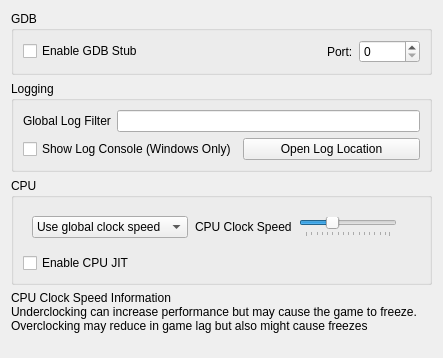
Before: the Qt Designer form src/citra_qt/configuration/configure_debug.ui in PabloMK7/citra, drawn with Qt 5.
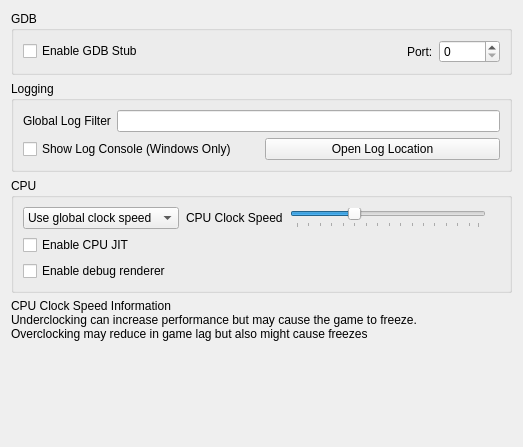
After: the same form once the commit is applied.

The edit to the form file:
```diff
--- a/src/citra_qt/configuration/configure_debug.ui
+++ b/src/citra_qt/configuration/configure_debug.ui
@@ -6,8 +6,8 @@
    <rect>
     <x>0</x>
     <y>0</y>
-    <width>443</width>
-    <height>358</height>
+    <width>523</width>
+    <height>447</height>
    </rect>
   </property>
   <property name="windowTitle">
@@ -112,12 +112,34 @@
       <string>CPU</string>
      </property>
      <layout class="QGridLayout" name="gridLayout_2">
+      <item row="2" column="0">
+       <widget class="QCheckBox" name="toggle_cpu_jit">
+        <property name="toolTip">
+         <string>&lt;html&gt;&lt;head/&gt;&lt;body&gt;&lt;p&gt;Enables the use of the ARM JIT compiler for emulating the 3DS CPUs. Don't disable unless for debugging purposes&lt;/p&gt;&lt;/body&gt;&lt;/html&gt;</string>
+        </property>
+        <property name="text">
+         <string>Enable CPU JIT</string>
+        </property>
+       </widget>
+      </item>
       <item row="1" column="0">
        <widget class="QWidget" name="clock_speed_widget" native="true">
         <layout class="QHBoxLayout" name="clock_speed_layout">
          <property name="spacing">
           <number>7</number>
          </property>
+         <property name="leftMargin">
+          <number>0</number>
+         </property>
+         <property name="topMargin">
+          <number>0</number>
+         </property>
+         <property name="rightMargin">
+          <number>0</number>
+         </property>
+         <property name="bottomMargin">
+          <number>0</number>
+         </property>
          <item>
           <widget class="QComboBox" name="clock_speed_combo">
            <item>
@@ -180,13 +202,10 @@
         </layout>
        </widget>
       </item>
-      <item row="2" column="0">
-       <widget class="QCheckBox" name="toggle_cpu_jit">
-        <property name="toolTip">
-         <string>&lt;html&gt;&lt;head/&gt;&lt;body&gt;&lt;p&gt;Enables the use of the ARM JIT compiler for emulating the 3DS CPUs. Don't disable unless for debugging purposes&lt;/p&gt;&lt;/body&gt;&lt;/html&gt;</string>
-        </property>
+      <item row="3" column="0">
+       <widget class="QCheckBox" name="toggle_renderer_debug">
         <property name="text">
-         <string>Enable CPU JIT</string>
+         <string>Enable debug renderer</string>
         </property>
        </widget>
       </item>
```
